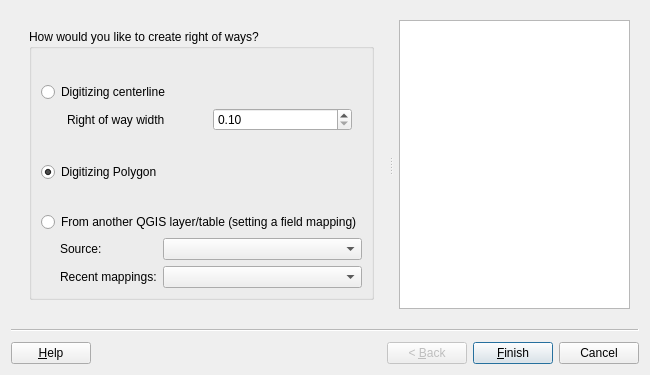
Above: asistente_ladm_col/ui/wiz_create_right_of_way_cadastre.ui from SwissTierrasColombia/Asistente-LADM-COL before the change. Below: the same form after it.
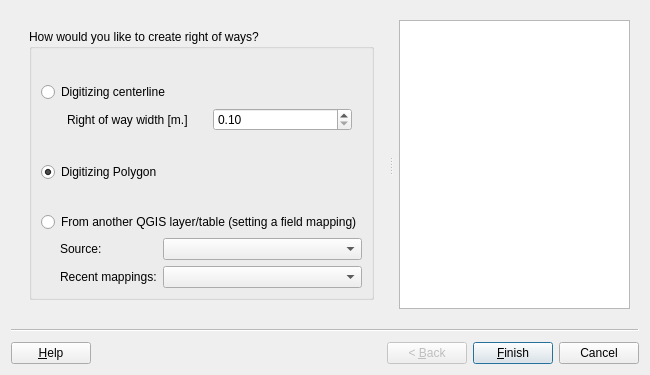
That is the form after the change. Custom widgets are drawn as their Qt base class.

```diff
--- a/asistente_ladm_col/ui/wiz_create_right_of_way_cadastre.ui
+++ b/asistente_ladm_col/ui/wiz_create_right_of_way_cadastre.ui
@@ -98,7 +98,7 @@
              <item>
               <widget class="QLabel" name="lbl_width">
                <property name="text">
-                <string>Right of way width</string>
+                <string>Right of way width [m.]</string>
                </property>
               </widget>
              </item>
```
